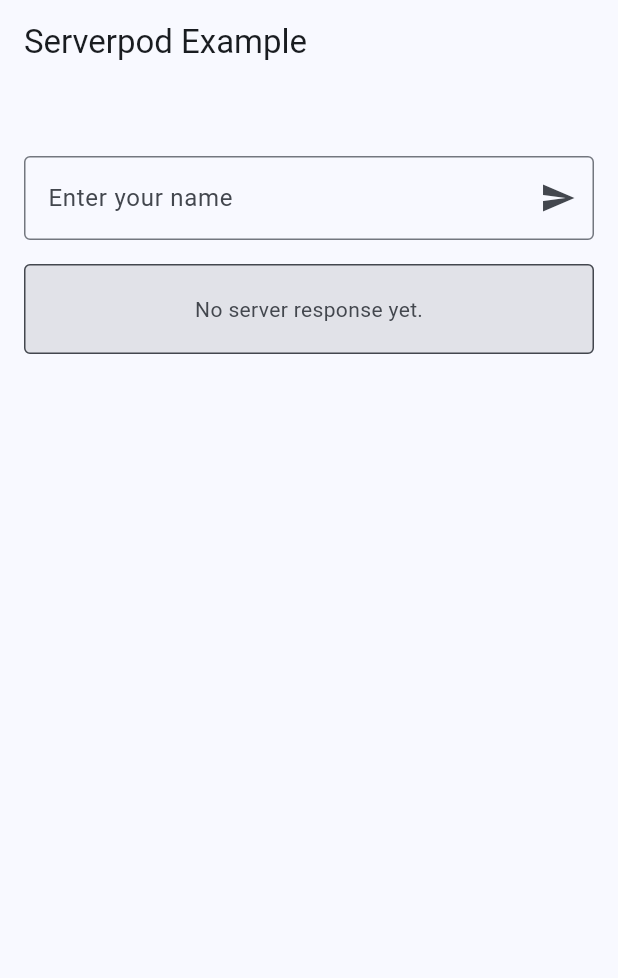
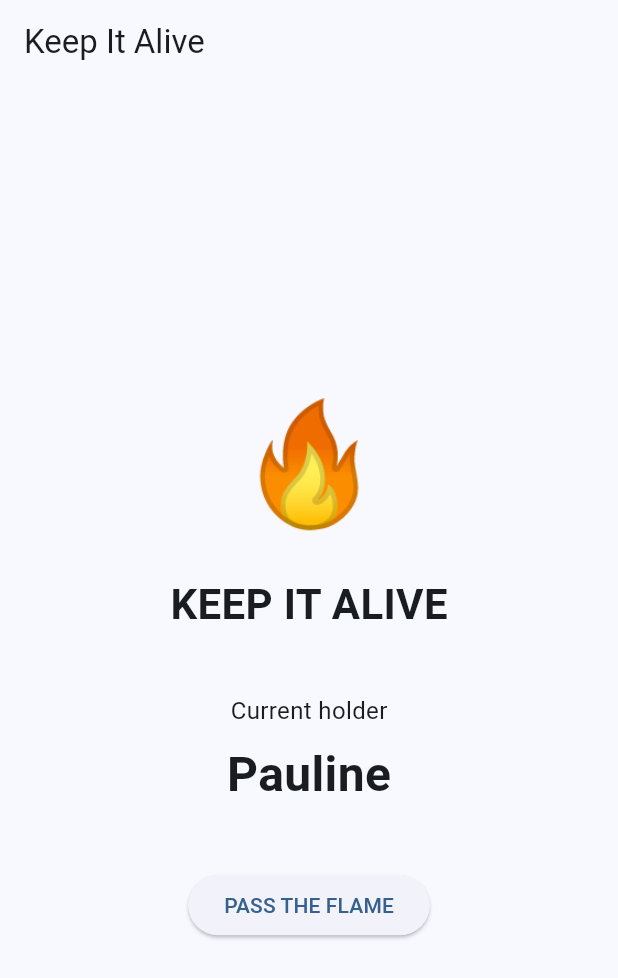
Before and after one commit to Paula-Wang/keep-it-alive, a Flutter app: the screen it shows after launch, on a phone screen of 412 x 824 dp. Shown: the top 978 px of the screen. Run offline on Flutter 3.47's test engine with Material 3 defaults, Android fonts, the phone set to English and light mode, and no system bars; missing offline and left inert: flutter_driver, serverpod, serverpod_auth_core_client, serverpod_auth_core_server, serverpod_auth_idp_client, serverpod_auth_idp_flutter and 4 more; statements that could not run were skipped.

Commit message:
Build initial Keep It Alive interface

```diff
--- a/keep_it_alive_flutter/lib/main.dart
+++ b/keep_it_alive_flutter/lib/main.dart
@@ -25,11 +25,11 @@
   @override
   Widget build(BuildContext context) {
     return MaterialApp(
-      title: 'Serverpod Demo',
+      title: 'Keep It Alive',
       theme: _buildTheme(Brightness.light),
       darkTheme: _buildTheme(Brightness.dark),
       themeMode: ThemeMode.system,
-      home: const MyHomePage(title: 'Serverpod Example'),
+      home: const MyHomePage(title: 'Keep It Alive'),
     );
   }
 }
--- a/keep_it_alive_flutter/lib/screens/greetings_screen.dart
+++ b/keep_it_alive_flutter/lib/screens/greetings_screen.dart
@@ -1,122 +1,49 @@
 import 'package:flutter/material.dart';
 
-import '../client.dart';
-
-class GreetingsScreen extends StatefulWidget {
-  final Future<void> Function()? onSignOut;
-  const GreetingsScreen({super.key, this.onSignOut});
-
-  @override
-  State<GreetingsScreen> createState() => _GreetingsScreenState();
-}
-
-class _GreetingsScreenState extends State<GreetingsScreen> {
-  /// Holds the last result or null if no result exists yet.
-  String? _resultMessage;
-
-  /// Holds the last error message that we've received from the server or null
-  /// if no error exists yet.
-  String? _errorMessage;
-
-  final _textEditingController = TextEditingController();
-
-  /// Calls the `hello` method of the `greeting` endpoint. Will set either the
-  /// `_resultMessage` or `_errorMessage` field, depending on if the call
-  /// is successful.
-  void _callHello() async {
-    try {
-      final result = await client.greeting.hello(_textEditingController.text);
-      setState(() {
-        _errorMessage = null;
-        _resultMessage = result.message;
-      });
-    } catch (e) {
-      setState(() {
-        _errorMessage = '$e';
-      });
-    }
-  }
+class GreetingsScreen extends StatelessWidget {
+  const GreetingsScreen({super.key});
 
   @override
   Widget build(BuildContext context) {
-    return Padding(
-      padding: const EdgeInsets.all(16),
-      child: Column(
-        children: [
-          if (widget.onSignOut != null) ...[
-            const Text('You are connected'),
+    return Center(
+      child: Padding(
+        padding: const EdgeInsets.all(24),
+        child: Column(
+          mainAxisAlignment: MainAxisAlignment.center,
+          children: [
+            const Text(
+              '🔥',
+              style: TextStyle(fontSize: 80),
+            ),
+            const SizedBox(height: 16),
+            const Text(
+              'KEEP IT ALIVE',
+              style: TextStyle(
+                fontSize: 28,
+                fontWeight: FontWeight.bold,
+              ),
+            ),
+            const SizedBox(height: 40),
+            const Text(
+              'Current holder',
+              style: TextStyle(fontSize: 16),
+            ),
+            const SizedBox(height: 8),
+            const Text(
+              'Pauline',
+              style: TextStyle(
+                fontSize: 32,
+                fontWeight: FontWeight.bold,
+              ),
+            ),
+            const SizedBox(height: 40),
             ElevatedButton(
-              onPressed: widget.onSignOut,
-              child: const Text('Sign out'),
+              onPressed: () {},
+              child: const Text('PASS THE FLAME'),
             ),
           ],
-          const SizedBox(height: 32),
-          TextField(
-            controller: _textEditingController,
-            onSubmitted: (_) => _callHello(),
-            decoration: InputDecoration(
-              hintText: 'Enter your name',
-              border: const OutlineInputBorder(),
-              suffixIcon: IconButton(
-                onPressed: _callHello,
-                icon: const Icon(Icons.send),
-              ),
-            ),
-          ),
-          const SizedBox(height: 16),
-          ResultDisplay(
-            resultMessage: _resultMessage,
-            errorMessage: _errorMessage,
-          ),
-        ],
+        ),
       ),
     );
   }
 }
-
-/// ResultDisplays shows the result of the call. Either the returned result
-/// from the `example.greeting` endpoint method or an error message.
-class ResultDisplay extends StatelessWidget {
-  final String? resultMessage;
-  final String? errorMessage;
-
-  const ResultDisplay({super.key, this.resultMessage, this.errorMessage});
-
-  @override
-  Widget build(BuildContext context) {
-    final colors = Theme.of(context).colorScheme;
-
-    String text;
-    Color backgroundColor;
-    Color foregroundColor;
-    if (errorMessage != null) {
-      backgroundColor = colors.errorContainer;
-      foregroundColor = colors.onErrorContainer;
-      text = errorMessage!;
-    } else if (resultMessage != null) {
-      backgroundColor = colors.primaryContainer;
-      foregroundColor = colors.onPrimaryContainer;
-      text = resultMessage!;
-    } else {
-      backgroundColor = colors.surfaceContainerHighest;
-      foregroundColor = colors.onSurfaceVariant;
-      text = 'No server response yet.';
-    }
-
-    return Container(
-      constraints: const BoxConstraints(minHeight: 60),
-      width: double.infinity,
-      padding: const EdgeInsets.all(16),
-      // Reuses the text field's border so the shape and width always match.
-      decoration: ShapeDecoration(
-        color: backgroundColor,
-        shape: OutlineInputBorder(
-          borderSide: BorderSide(color: foregroundColor),
-        ),
-      ),
-      child: Center(
-        child: Text(text, style: TextStyle(color: foregroundColor)),
-      ),
-    );
-  }
-}
```
